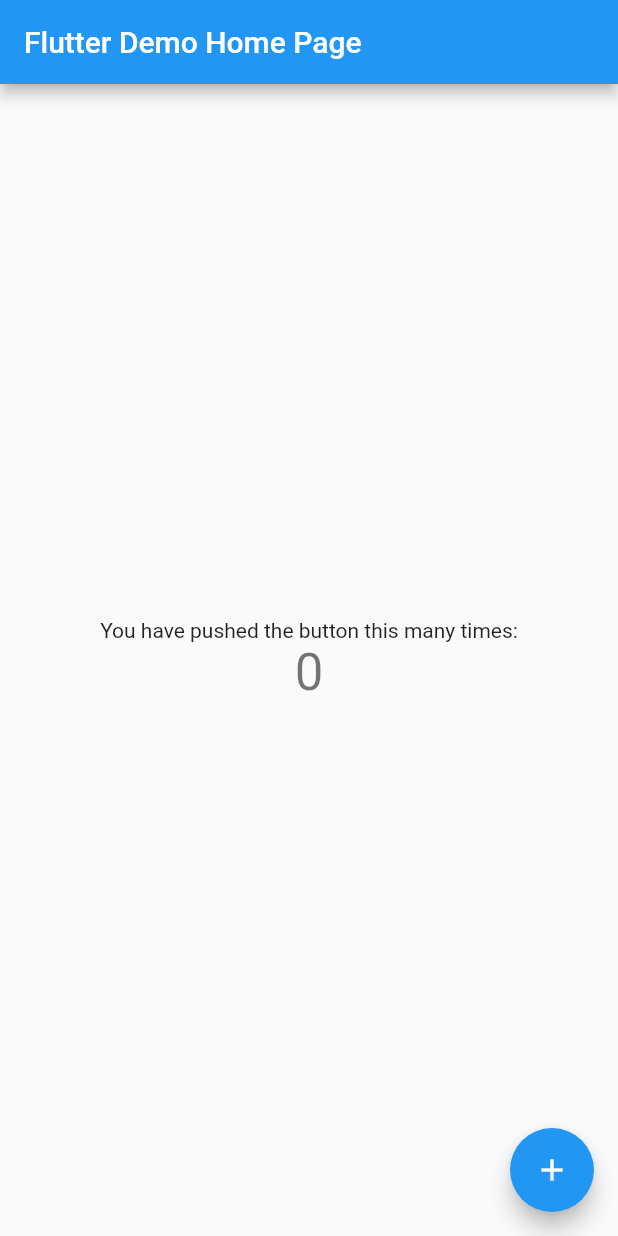
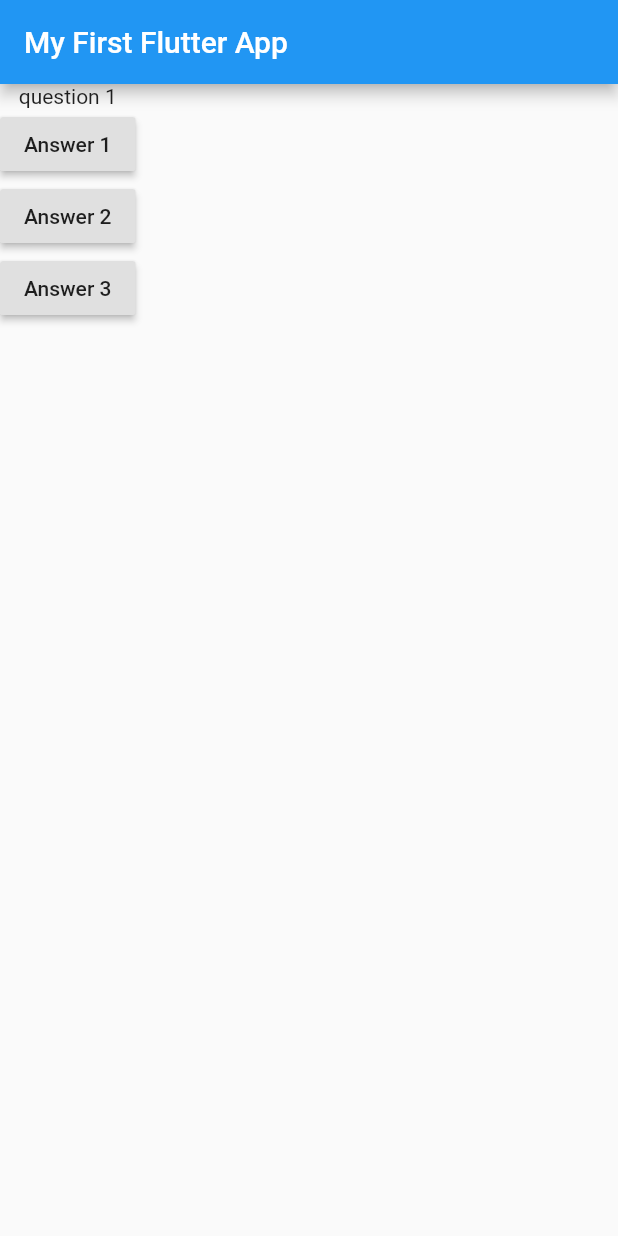
Before and after one commit to mohammad-adk/test_app, a Flutter app: the screen it shows after launch, on a phone screen of 412 x 824 dp. Run offline on Flutter 3.47's test engine with Material 2 defaults, Android fonts, the phone set to English and light mode, and no system bars.

Commit message:
A few buttons added

```diff
--- a/lib/main.dart
+++ b/lib/main.dart
@@ -1,111 +1,50 @@
 import 'package:flutter/material.dart';
 
-void main() => runApp(MyApp());
+void main() {
+  runApp(TestApp());
+}
 
-class MyApp extends StatelessWidget {
-  // This widget is the root of your application.
+class TestApp extends StatefulWidget {
   @override
+  State<StatefulWidget> createState() => _TestAppState();
+}
+
+class _TestAppState extends State<TestApp> {
+  var questions = ["question 1", "question 2"];
+
+  var questionIndex = 0;
+
+  void answerQuestion(){
+    setState(() {
+      questionIndex++;
+    });
+
+  }
+
   Widget build(BuildContext context) {
     return MaterialApp(
-      title: 'Flutter Demo',
-      theme: ThemeData(
-        // This is the theme of your application.
-        //
-        // Try running your application with "flutter run". You'll see the
-        // application has a blue toolbar. Then, without quitting the app, try
-        // changing the primarySwatch below to Colors.green and then invoke
-        // "hot reload" (press "r" in the console where you ran "flutter run",
-        // or simply save your changes to "hot reload" in a Flutter IDE).
-        // Notice that the counter didn't reset back to zero; the application
-        // is not restarted.
-        primarySwatch: Colors.blue,
-      ),
-      home: MyHomePage(title: 'Flutter Demo Home Page'),
-    );
-  }
-}
-
-class MyHomePage extends StatefulWidget {
-  MyHomePage({Key key, this.title}) : super(key: key);
-
-  // This widget is the home page of your application. It is stateful, meaning
-  // that it has a State object (defined below) that contains fields that affect
-  // how it looks.
-
-  // This class is the configuration for the state. It holds the values (in this
-  // case the title) provided by the parent (in this case the App widget) and
-  // used by the build method of the State. Fields in a Widget subclass are
-  // always marked "final".
-
-  final String title;
-
-  @override
-  _MyHomePageState createState() => _MyHomePageState();
-}
-
-class _MyHomePageState extends State<MyHomePage> {
-  int _counter = 0;
-
-  void _incrementCounter() {
-    setState(() {
-      // This call to setState tells the Flutter framework that something has
-      // changed in this State, which causes it to rerun the build method below
-      // so that the display can reflect the updated values. If we changed
-      // _counter without calling setState(), then the build method would not be
-      // called again, and so nothing would appear to happen.
-      _counter++;
-    });
-  }
-
-  @override
-  Widget build(BuildContext context) {
-    // This method is rerun every time setState is called, for instance as done
-    // by the _incrementCounter method above.
-    //
-    // The Flutter framework has been optimized to make rerunning build methods
-    // fast, so that you can just rebuild anything that needs updating rather
-    // than having to individually change instances of widgets.
-    return Scaffold(
-      appBar: AppBar(
-        // Here we take the value from the MyHomePage object that was created by
-        // the App.build method, and use it to set our appbar title.
-        title: Text(widget.title),
-      ),
-      body: Center(
-        // Center is a layout widget. It takes a single child and positions it
-        // in the middle of the parent.
-        child: Column(
-          // Column is also a layout widget. It takes a list of children and
-          // arranges them vertically. By default, it sizes itself to fit its
-          // children horizontally, and tries to be as tall as its parent.
-          //
-          // Invoke "debug painting" (press "p" in the console, choose the
-          // "Toggle Debug Paint" action from the Flutter Inspector in Android
-          // Studio, or the "Toggle Debug Paint" command in Visual Studio Code)
-          // to see the wireframe for each widget.
-          //
-          // Column has various properties to control how it sizes itself and
-          // how it positions its children. Here we use mainAxisAlignment to
-          // center the children vertically; the main axis here is the vertical
-          // axis because Columns are vertical (the cross axis would be
-          // horizontal).
-          mainAxisAlignment: MainAxisAlignment.center,
+      home: Scaffold(
+        appBar: AppBar(
+          title: Text("My First Flutter App"),
+        ),
+        body: Column(
           children: <Widget>[
-            Text(
-              'You have pushed the button this many times:',
+            Text(questions[questionIndex]),
+            RaisedButton(
+              child: Text("Answer 1"),
+              onPressed: answerQuestion,
             ),
-            Text(
-              '$_counter',
-              style: Theme.of(context).textTheme.display1,
+            RaisedButton(
+              child: Text("Answer 2"),
+              onPressed: answerQuestion,
+            ),
+            RaisedButton(
+              child: Text("Answer 3"),
+              onPressed: answerQuestion,
             ),
           ],
         ),
       ),
-      floatingActionButton: FloatingActionButton(
-        onPressed: _incrementCounter,
-        tooltip: 'Increment',
-        child: Icon(Icons.add),
-      ), // This trailing comma makes auto-formatting nicer for build methods.
     );
   }
 }
```
